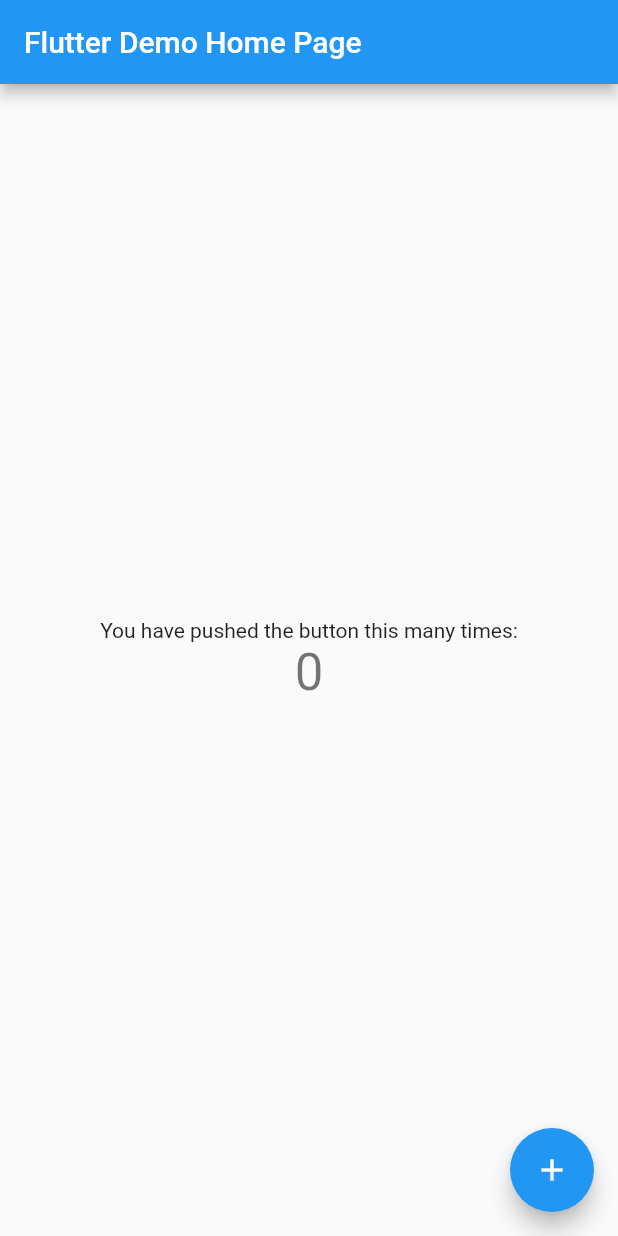
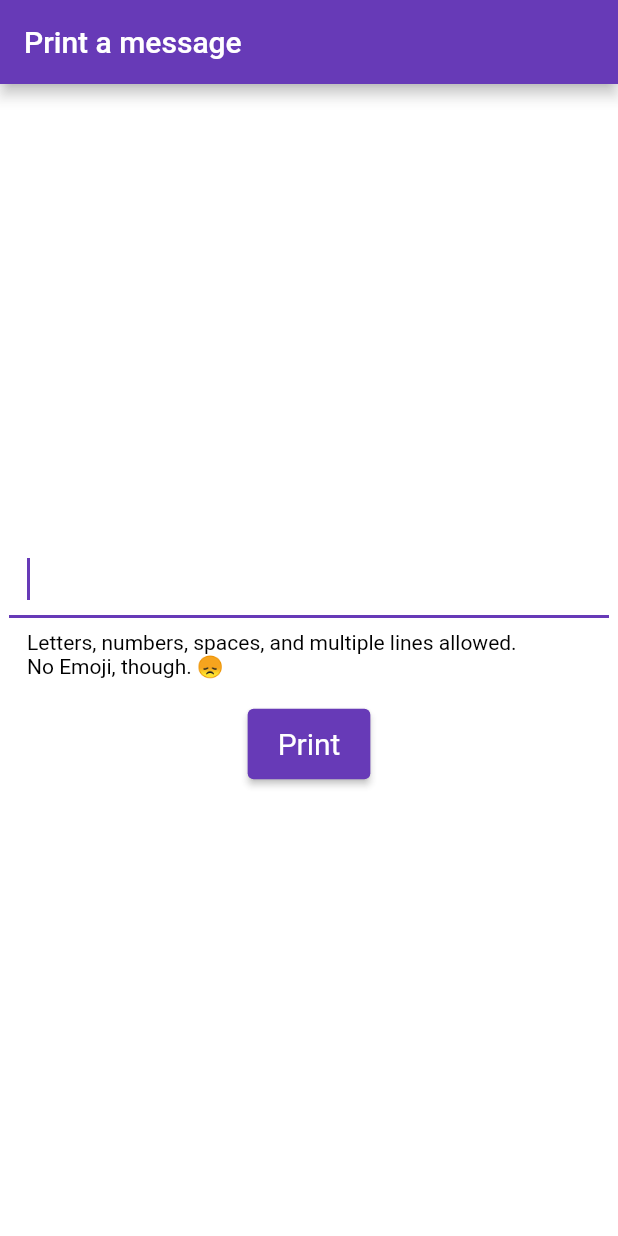
Before and after one commit to Schoonology/pizza-printer-party, a Flutter app: the screen it shows after launch, on a phone screen of 412 x 824 dp. Run offline on Flutter 3.47's test engine with Material 2 defaults, Android fonts, the phone set to English and light mode, and no system bars.

Commit message:
Quick, working version.

```diff
--- /dev/null
+++ b/lib/home.dart
@@ -0,0 +1,119 @@
+import 'package:http/http.dart' as http;
+import 'package:flutter/material.dart';
+import 'package:pizza_printer_party/secrets.dart';
+
+class PizzaPartyHome extends StatefulWidget {
+  const PizzaPartyHome({Key key}) : super(key: key);
+
+  @override
+  _PizzaPartyHomeState createState() => _PizzaPartyHomeState();
+}
+
+class _PizzaPartyHomeState extends State<PizzaPartyHome> {
+  final _textEditingController = TextEditingController();
+
+  @override
+  void initState() {
+    super.initState();
+  }
+
+  @override
+  Widget build(BuildContext context) {
+    return Scaffold(
+      appBar: AppBar(
+        title: Text('Print a message'),
+      ),
+      body: SafeArea(
+        child: Center(
+          child: ConstrainedBox(
+            constraints: BoxConstraints.loose(Size(400, 400)),
+            child: Column(
+              mainAxisSize: MainAxisSize.min,
+              children: [
+                TextField(
+                  autocorrect: true,
+                  autofocus: true,
+                  controller: _textEditingController,
+                  decoration: InputDecoration(
+                    contentPadding: EdgeInsets.all(12),
+                    fillColor: Colors.white,
+                    filled: true,
+                    helperMaxLines: 10,
+                    helperStyle: TextStyle(
+                      color: Colors.black,
+                      fontSize: 14,
+                    ),
+                    helperText: '''
+Letters, numbers, spaces, and multiple lines allowed.
+No Emoji, though. 😞''',
+                  ),
+                  maxLines: null,
+                  style: TextStyle(fontSize: 24),
+                ),
+                const SizedBox(height: 20),
+                ElevatedButton(
+                  onPressed: () =>
+                      _printMessage(_textEditingController.value.text),
+                  style: ButtonStyle(
+                    padding: MaterialStateProperty.all(
+                      EdgeInsets.symmetric(
+                        horizontal: 20,
+                        vertical: 12,
+                      ),
+                    ),
+                    textStyle: MaterialStateProperty.all(
+                      TextStyle(
+                        fontSize: 20,
+                      ),
+                    ),
+                  ),
+                  child: Text('Print'),
+                ),
+              ],
+            ),
+          ),
+        ),
+      ),
+    );
+  }
+
+  Future<void> _printMessage(String message) {
+    message = _prepare(message);
+
+    return http
+        .post(
+            Uri(
+              scheme: 'https',
+              host: 'api.particle.io',
+              path: '/v1/devices/$particleDeviceId/message',
+            ),
+            headers: {
+              'Authorization': 'Bearer $particleApiKey',
+            },
+            body: {
+              'arg': message,
+            })
+        .then((response) => print(response))
+        .catchError(print);
+  }
+
+  String _prepare(String message) => message
+      .replaceAll('’', "'")
+      .replaceAll('‛', "'")
+      .replaceAll('‘', "'")
+      .replaceAll('“', '"')
+      .replaceAll('”', '"')
+      .replaceAll('„', '"')
+      .replaceAll('≈', '~=')
+      .replaceAll('≠', '!=')
+      .replaceAll('‰', '%%')
+      .replaceAll('§', 'Section')
+      .replaceAll('«', '<<')
+      .replaceAll('»', '>>')
+      .replaceAll('…', '...')
+      .replaceAll('•', '-')
+      .replaceAll('¿', '?')
+      .replaceAll('¡', '!')
+      .replaceAll('–', '--')
+      .replaceAll('—', '---');
+}
--- a/lib/main.dart
+++ b/lib/main.dart
@@ -1,113 +1,20 @@
 import 'package:flutter/material.dart';
+import 'package:pizza_printer_party/home.dart';
 
 void main() {
-  runApp(MyApp());
+  runApp(PizzaPartyApp());
 }
 
-class MyApp extends StatelessWidget {
-  // This widget is the root of your application.
+class PizzaPartyApp extends StatelessWidget {
   @override
   Widget build(BuildContext context) {
     return MaterialApp(
-      title: 'Flutter Demo',
+      title: 'Pizza Printer Party',
       theme: ThemeData(
-        // This is the theme of your application.
-        //
-        // Try running your application with "flutter run". You'll see the
-        // application has a blue toolbar. Then, without quitting the app, try
-        // changing the primarySwatch below to Colors.green and then invoke
-        // "hot reload" (press "r" in the console where you ran "flutter run",
-        // or simply save your changes to "hot reload" in a Flutter IDE).
-        // Notice that the counter didn't reset back to zero; the application
-        // is not restarted.
-        primarySwatch: Colors.blue,
+        canvasColor: Colors.white70,
+        primarySwatch: Colors.deepPurple,
       ),
-      home: MyHomePage(title: 'Flutter Demo Home Page'),
+      home: const PizzaPartyHome(),
     );
   }
 }
-
-class MyHomePage extends StatefulWidget {
-  MyHomePage({Key key, this.title}) : super(key: key);
-
-  // This widget is the home page of your application. It is stateful, meaning
-  // that it has a State object (defined below) that contains fields that affect
-  // how it looks.
-
-  // This class is the configuration for the state. It holds the values (in this
-  // case the title) provided by the parent (in this case the App widget) and
-  // used by the build method of the State. Fields in a Widget subclass are
-  // always marked "final".
-
-  final String title;
-
-  @override
-  _MyHomePageState createState() => _MyHomePageState();
-}
-
-class _MyHomePageState extends State<MyHomePage> {
-  int _counter = 0;
-
-  void _incrementCounter() {
-    setState(() {
-      // This call to setState tells the Flutter framework that something has
-      // changed in this State, which causes it to rerun the build method below
-      // so that the display can reflect the updated values. If we changed
-      // _counter without calling setState(), then the build method would not be
-      // called again, and so nothing would appear to happen.
-      _counter++;
-    });
-  }
-
-  @override
-  Widget build(BuildContext context) {
-    // This method is rerun every time setState is called, for instance as done
-    // by the _incrementCounter method above.
-    //
-    // The Flutter framework has been optimized to make rerunning build methods
-    // fast, so that you can just rebuild anything that needs updating rather
-    // than having to individually change instances of widgets.
-    return Scaffold(
-      appBar: AppBar(
-        // Here we take the value from the MyHomePage object that was created by
-        // the App.build method, and use it to set our appbar title.
-        title: Text(widget.title),
-      ),
-      body: Center(
-        // Center is a layout widget. It takes a single child and positions it
-        // in the middle of the parent.
-        child: Column(
-          // Column is also a layout widget. It takes a list of children and
-          // arranges them vertically. By default, it sizes itself to fit its
-          // children horizontally, and tries to be as tall as its parent.
-          //
-          // Invoke "debug painting" (press "p" in the console, choose the
-          // "Toggle Debug Paint" action from the Flutter Inspector in Android
-          // Studio, or the "Toggle Debug Paint" command in Visual Studio Code)
-          // to see the wireframe for each widget.
-          //
-          // Column has various properties to control how it sizes itself and
-          // how it positions its children. Here we use mainAxisAlignment to
-          // center the children vertically; the main axis here is the vertical
-          // axis because Columns are vertical (the cross axis would be
-          // horizontal).
-          mainAxisAlignment: MainAxisAlignment.center,
-          children: <Widget>[
-            Text(
-              'You have pushed the button this many times:',
-            ),
-            Text(
-              '$_counter',
-              style: Theme.of(context).textTheme.headline4,
-            ),
-          ],
-        ),
-      ),
-      floatingActionButton: FloatingActionButton(
-        onPressed: _incrementCounter,
-        tooltip: 'Increment',
-        child: Icon(Icons.add),
-      ), // This trailing comma makes auto-formatting nicer for build methods.
-    );
-  }
-}
--- a/pubspec.yaml
+++ b/pubspec.yaml
@@ -28,6 +28,7 @@
   # The following adds the Cupertino Icons font to your application.
   # Use with the CupertinoIcons class for iOS style icons.
   cupertino_icons: ^1.0.2
+  http: ^0.13.1
 
 dev_dependencies:
   flutter_test:
```
Also changed, not shown: pubspec.lock, 2 other files.
